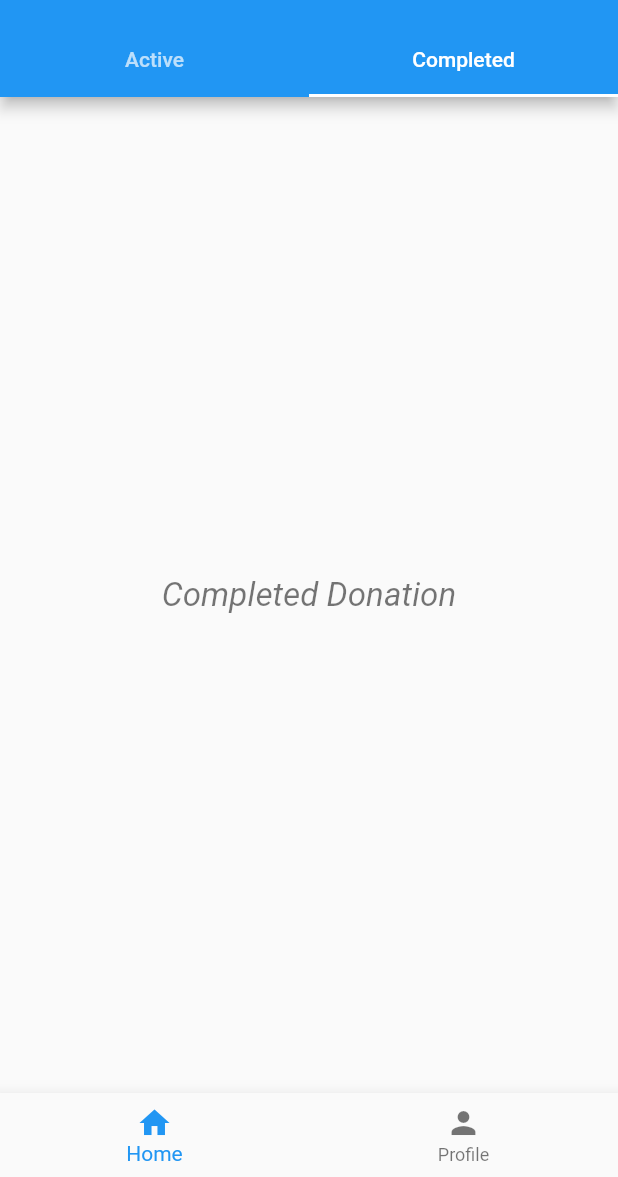
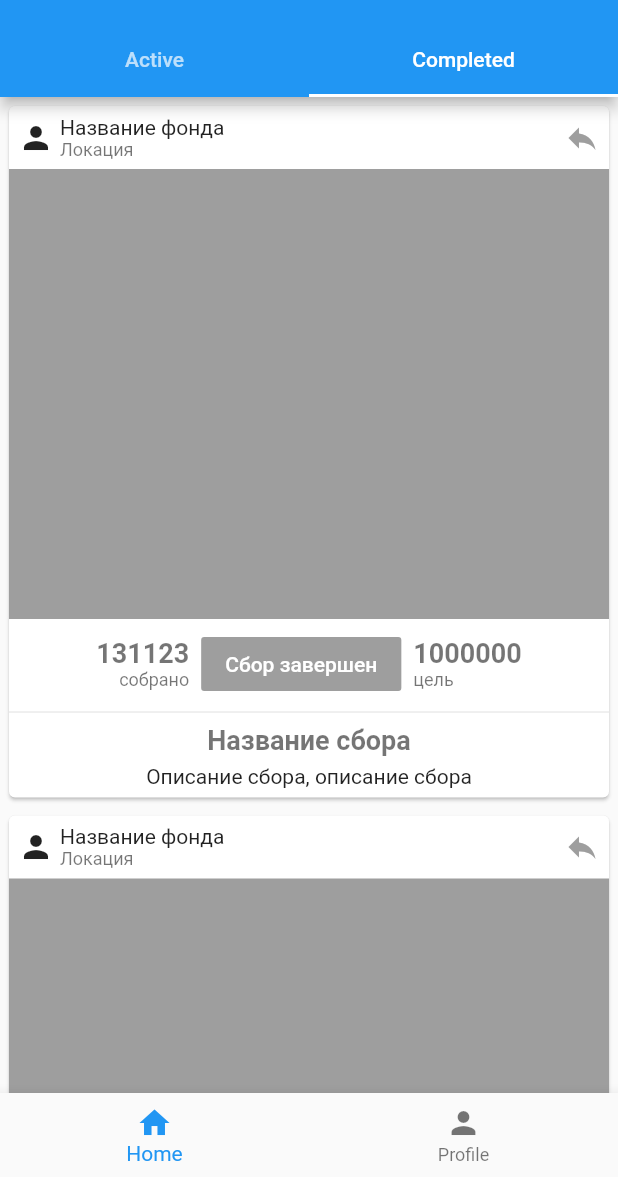
Before and after one commit to shamillov/PaydaOnFlutter, a Flutter app: the screen it shows after launch, tab 2 chosen, on a phone screen of 412 x 824 dp, the part 59-1236 px from its top. Run offline on Flutter 3.47's test engine with Material 2 defaults, Android fonts, the phone set to English and light mode, and no system bars.

Commit message:
added ListView for completed donation page

```diff
--- a/lib/screens/activeDonationPage.dart
+++ b/lib/screens/activeDonationPage.dart
@@ -43,9 +43,11 @@ class ActiveDonationList extends StatelessWidget {
                               crossAxisAlignment: CrossAxisAlignment.start,
                               children: [
                                 Text("Название фонда"),
-                                Text("Локация", style: TextStyle(fontSize: 12, color: Colors.black54),)
+                                Text("Локация", style: TextStyle(fontSize: 12, color: Colors.black54))
                               ],
                             ),
+                            Spacer(),
+                            Align(alignment: Alignment.centerRight, child: Icon(Icons.reply, color: Colors.grey))
                           ],
                         ),
                       ),
@@ -61,17 +63,17 @@ class ActiveDonationList extends StatelessWidget {
                             Column(
                               crossAxisAlignment: CrossAxisAlignment.end,
                               children: [
-                                Text("131123", style: TextStyle(fontSize: 18, color: Colors.black54, fontWeight: FontWeight.bold),),
-                                Text("собрано", style: TextStyle(fontSize: 12, color: Colors.black54),)
+                                Text("131123", style: TextStyle(fontSize: 18, color: Colors.black54, fontWeight: FontWeight.bold)),
+                                Text("собрано", style: TextStyle(fontSize: 12, color: Colors.black54))
                               ],
                             ),
                             Container(
-                              margin: EdgeInsets.only(left: 8, right: 8),
+                              margin: EdgeInsets.only(left: 10, right: 10),
                               child: RaisedButton(
                                 onPressed: (){
                                   Scaffold.of(context).showSnackBar(
                                     SnackBar(
-                                      content: Text("Button is clicked"),
+                                      content: Text("Button is clicked: $index"),
                                     )
                                   );
                                 },
--- a/lib/screens/completedDonationPage.dart
+++ b/lib/screens/completedDonationPage.dart
@@ -1,15 +1,94 @@
 import 'package:flutter/cupertino.dart';
 import 'package:flutter/material.dart';
 
-class CompletedDonationPage  extends StatelessWidget {
+class CompletedDonationPage extends StatelessWidget {
   @override
   Widget build(BuildContext context) {
     return Scaffold(
-      body: Center(
-        child: Text(
-          "Completed Donation",
-          style: TextStyle(color: Colors.black54, fontSize: 22, fontStyle: FontStyle.italic),
-        ),
+      body: CompletedDonationList(),
+    );
+  }
+}
+
+class CompletedDonationList extends StatelessWidget {
+  @override
+  Widget build(BuildContext context) {
+    return Container(
+      child: ListView.builder(
+          itemCount: 5,
+          itemBuilder: (context, index) {
+            return Card(
+              margin: EdgeInsets.all(6),
+              child: Container(
+                child: Column(
+                  children: [
+                    Container(
+                      margin: EdgeInsets.all(6),
+                      child: Row(
+                        children: [
+                          Container(
+                            child: Icon(Icons.person),
+                            margin: EdgeInsets.only(right: 4),
+                          ),
+                          Column(
+                            crossAxisAlignment: CrossAxisAlignment.start,
+                            children: [
+                              Text("Название фонда"),
+                              Text("Локация", style: TextStyle(fontSize: 12, color: Colors.black54))
+                            ],
+                          ),
+                          Spacer(),
+                          Align(alignment: Alignment.centerRight, child: Icon(Icons.reply, color: Colors.grey))
+                        ],
+                      ),
+                    ),
+                    Container(
+                        height: 300,
+                        color: Colors.grey
+                    ),
+                    Container(
+                      margin: EdgeInsets.only(top: 6),
+                      child: Row(
+                        mainAxisAlignment: MainAxisAlignment.center,
+                        children: [
+                          Column(
+                            crossAxisAlignment: CrossAxisAlignment.end,
+                            children: [
+                              Text("131123", style: TextStyle(fontSize: 18, color: Colors.black54, fontWeight: FontWeight.bold)),
+                              Text("собрано", style: TextStyle(fontSize: 12, color: Colors.black54))
+                            ],
+                          ),
+                          Container(
+                            margin: EdgeInsets.only(left: 8, right: 8),
+                            child: RaisedButton(
+                              color: Colors.blue,
+                              textColor: Colors.white,
+                              child: Text("Сбор завершен"),
+                            ),
+                          ),
+                          Column(
+                            crossAxisAlignment: CrossAxisAlignment.start,
+                            children: [
+                              Text("1000000", style: TextStyle(fontSize: 18, color: Colors.black54, fontWeight: FontWeight.bold)),
+                              Text("цель", style: TextStyle(fontSize: 12, color: Colors.black54))
+                            ],
+                          ),
+                        ],
+                      ),
+                    ),
+                    Divider(),
+                    Center(
+                      child: Text("Название сбора", style: TextStyle(fontSize: 18, color: Colors.black54, fontWeight: FontWeight.bold)),
+                    ),
+                    Container(
+                      margin: EdgeInsets.all(6),
+                      child: Text("Описание сбора, описание сбора"),
+                    )
+                  ],
+                ),
+              ),
+            );
+          }
       ),
     );
   }
```
